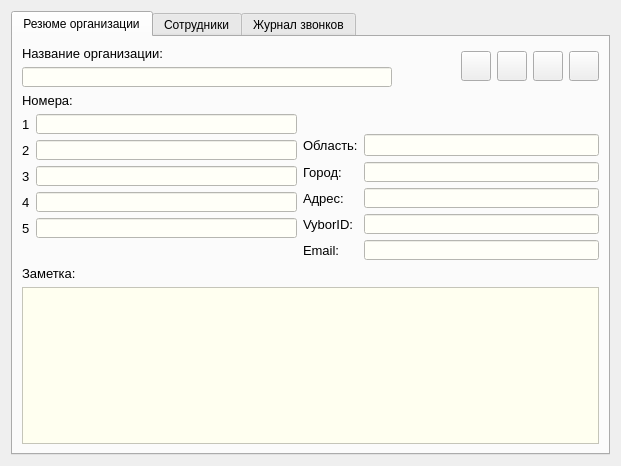
Old version of the form src/ViewOrgContactDialog.ui in the repository okostynchuk/Outcall.
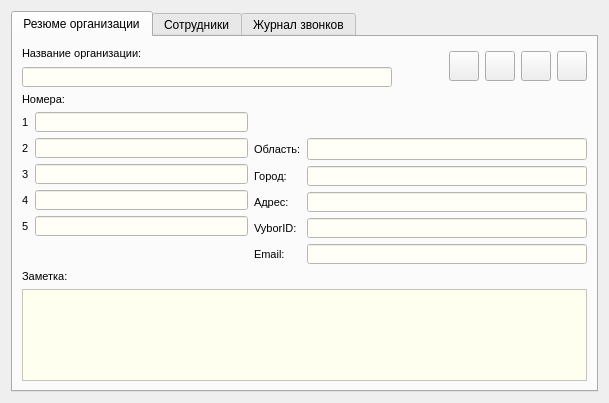
New version of the form. Icons and pictures are not drawn.

```diff
--- a/src/ViewOrgContactDialog.ui
+++ b/src/ViewOrgContactDialog.ui
@@ -6,8 +6,8 @@
    <rect>
     <x>0</x>
     <y>0</y>
-    <width>621</width>
-    <height>466</height>
+    <width>609</width>
+    <height>402</height>
    </rect>
   </property>
   <property name="minimumSize">
@@ -252,7 +252,7 @@
             <widget class="QLabel" name="label_3">
              <property name="font">
               <font>
-               <pointsize>10</pointsize>
+               <pointsize>8</pointsize>
               </font>
              </property>
              <property name="text">
@@ -268,7 +268,7 @@
         <widget class="QLabel" name="label_5">
          <property name="font">
           <font>
-           <pointsize>10</pointsize>
+           <pointsize>8</pointsize>
           </font>
          </property>
          <property name="text">
@@ -284,7 +284,7 @@
             <widget class="QLineEdit" name="fifthNumber">
              <property name="minimumSize">
               <size>
-               <width>235</width>
+               <width>210</width>
                <height>20</height>
               </size>
              </property>
@@ -308,7 +308,7 @@
             <widget class="QLabel" name="label_19">
              <property name="font">
               <font>
-               <pointsize>10</pointsize>
+               <pointsize>8</pointsize>
               </font>
              </property>
              <property name="text">
@@ -320,7 +320,7 @@
             <widget class="QLabel" name="label_7">
              <property name="font">
               <font>
-               <pointsize>10</pointsize>
+               <pointsize>8</pointsize>
               </font>
              </property>
              <property name="text">
@@ -332,7 +332,7 @@
             <widget class="QLabel" name="label_6">
              <property name="font">
               <font>
-               <pointsize>10</pointsize>
+               <pointsize>8</pointsize>
               </font>
              </property>
              <property name="text">
@@ -344,7 +344,7 @@
             <widget class="QLineEdit" name="thirdNumber">
              <property name="minimumSize">
               <size>
-               <width>235</width>
+               <width>210</width>
                <height>20</height>
               </size>
              </property>
@@ -368,7 +368,7 @@
             <widget class="QLineEdit" name="fourthNumber">
              <property name="minimumSize">
               <size>
-               <width>235</width>
+               <width>210</width>
                <height>20</height>
               </size>
              </property>
@@ -392,7 +392,7 @@
             <widget class="QLabel" name="label_8">
              <property name="font">
               <font>
-               <pointsize>10</pointsize>
+               <pointsize>8</pointsize>
               </font>
              </property>
              <property name="text">
@@ -404,7 +404,7 @@
             <widget class="QLineEdit" name="secondNumber">
              <property name="minimumSize">
               <size>
-               <width>235</width>
+               <width>210</width>
                <height>20</height>
               </size>
              </property>
@@ -428,7 +428,7 @@
             <widget class="QLabel" name="label_18">
              <property name="font">
               <font>
-               <pointsize>10</pointsize>
+               <pointsize>8</pointsize>
               </font>
              </property>
              <property name="text">
@@ -440,7 +440,7 @@
             <widget class="QLineEdit" name="firstNumber">
              <property name="minimumSize">
               <size>
-               <width>235</width>
+               <width>210</width>
                <height>20</height>
               </size>
              </property>
@@ -460,7 +460,7 @@
              </property>
             </widget>
            </item>
-           <item row="5" column="1">
+           <item row="5" column="0" colspan="2">
             <spacer name="verticalSpacer">
              <property name="orientation">
               <enum>Qt::Vertical</enum>
@@ -481,7 +481,7 @@
             <widget class="QLineEdit" name="vyborId">
              <property name="minimumSize">
               <size>
-               <width>235</width>
+               <width>280</width>
                <height>20</height>
               </size>
              </property>
@@ -505,7 +505,7 @@
             <widget class="QLabel" name="label_12">
              <property name="font">
               <font>
-               <pointsize>10</pointsize>
+               <pointsize>8</pointsize>
               </font>
              </property>
              <property name="text">
@@ -517,7 +517,7 @@
             <widget class="QLineEdit" name="email">
              <property name="minimumSize">
               <size>
-               <width>235</width>
+               <width>280</width>
                <height>20</height>
               </size>
              </property>
@@ -544,7 +544,7 @@
             <widget class="QLineEdit" name="city">
              <property name="minimumSize">
               <size>
-               <width>235</width>
+               <width>280</width>
                <height>20</height>
               </size>
              </property>
@@ -568,7 +568,7 @@
             <widget class="QLineEdit" name="address">
              <property name="minimumSize">
               <size>
-               <width>235</width>
+               <width>280</width>
                <height>20</height>
               </size>
              </property>
@@ -592,7 +592,7 @@
             <widget class="QLabel" name="label_11">
              <property name="font">
               <font>
-               <pointsize>10</pointsize>
+               <pointsize>8</pointsize>
               </font>
              </property>
              <property name="text">
@@ -604,7 +604,7 @@
             <widget class="QLabel" name="label_10">
              <property name="font">
               <font>
-               <pointsize>10</pointsize>
+               <pointsize>8</pointsize>
               </font>
              </property>
              <property name="text">
@@ -616,7 +616,7 @@
             <widget class="QLabel" name="label_9">
              <property name="font">
               <font>
-               <pointsize>10</pointsize>
+               <pointsize>8</pointsize>
               </font>
              </property>
              <property name="text">
@@ -626,6 +626,12 @@
            </item>
            <item row="1" column="1">
             <widget class="QLineEdit" name="region">
+             <property name="minimumSize">
+              <size>
+               <width>280</width>
+               <height>0</height>
+              </size>
+             </property>
              <property name="styleSheet">
               <string notr="true">*{
 background-color: #fffff8;
@@ -640,7 +646,7 @@
             <widget class="QLabel" name="label_2">
              <property name="font">
               <font>
-               <pointsize>10</pointsize>
+               <pointsize>8</pointsize>
               </font>
              </property>
              <property name="text">
@@ -648,8 +654,14 @@
              </property>
             </widget>
            </item>
-           <item row="0" column="0">
+           <item row="0" column="0" colspan="2">
             <widget class="QLabel" name="label">
+             <property name="minimumSize">
+              <size>
+               <width>0</width>
+               <height>20</height>
+              </size>
+             </property>
              <property name="text">
               <string/>
              </property>
@@ -661,20 +673,14 @@
        </item>
        <item row="3" column="0">
         <layout class="QGridLayout" name="gridLayout_4">
-         <item row="0" column="0">
-          <widget class="QLabel" name="label_17">
-           <property name="font">
-            <font>
-             <pointsize>10</pointsize>
-            </font>
-           </property>
-           <property name="text">
-            <string>Заметка:</string>
-           </property>
-          </widget>
-         </item>
          <item row="1" column="0" colspan="3">
           <widget class="QTextEdit" name="comment">
+           <property name="minimumSize">
+            <size>
+             <width>0</width>
+             <height>90</height>
+            </size>
+           </property>
            <property name="focusPolicy">
             <enum>Qt::StrongFocus</enum>
            </property>
@@ -691,6 +697,18 @@
            </property>
           </widget>
          </item>
+         <item row="0" column="0" colspan="3">
+          <widget class="QLabel" name="label_17">
+           <property name="font">
+            <font>
+             <pointsize>8</pointsize>
+            </font>
+           </property>
+           <property name="text">
+            <string>Заметка:</string>
+           </property>
+          </widget>
+         </item>
         </layout>
        </item>
       </layout>
```
